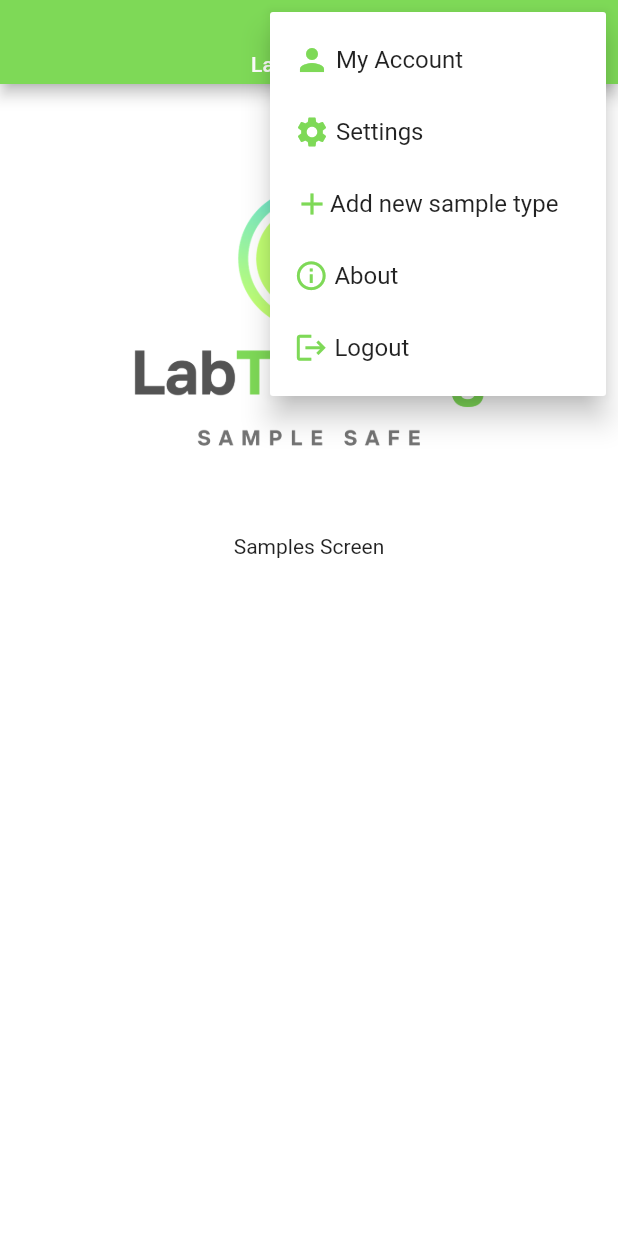
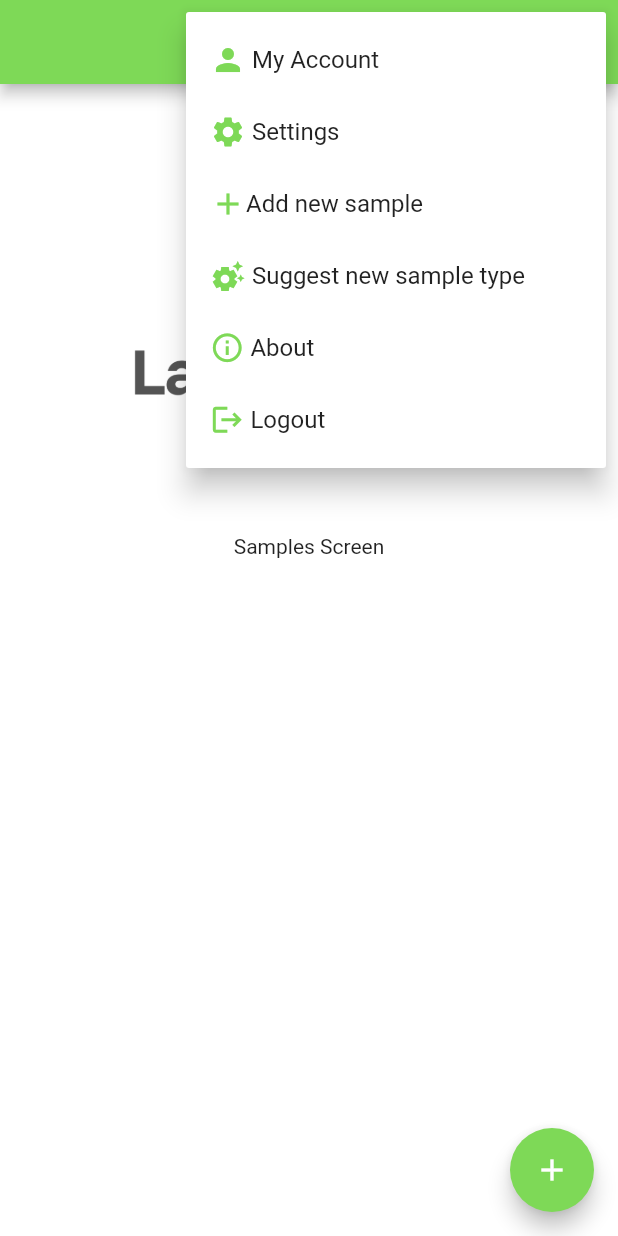
Before and after one commit to LabTracking/labtracking, a Flutter app: the SamplesScreen screen opened by its route, after a tap on the "menu" icon, on a phone screen of 412 x 824 dp. Run offline on Flutter 3.47's test engine with Material 2 defaults, Android fonts, the phone set to English and light mode, and no system bars; our stand-ins replace cloud_firestore, firebase_auth, firebase_core, flutter_signin_button, google_sign_in; accounts and stored records are empty.

Commit message:
new sample screen created

```diff
--- a/lib/main.dart
+++ b/lib/main.dart
@@ -1,6 +1,7 @@
 import 'package:flutter/material.dart';
 import 'package:firebase_core/firebase_core.dart';
 import 'package:labtracking/models/new_researcher_form_data.dart';
+import 'package:labtracking/screens/new_sample_screen.dart';
 import 'package:labtracking/screens/new_sample_type_screen.dart';
 import 'package:provider/provider.dart';
 
@@ -48,6 +49,7 @@ class MyApp extends StatelessWidget {
           AppRoutes.SIGNUP_OR_APP: (ctx) => SignUpOrAppScreen(),
           AppRoutes.SAMPLES: (ctx) => SamplesScreen(),
           AppRoutes.NEW_SAMPLE_TYPE: (ctx) => NewSampleTypeScreen(),
+          AppRoutes.NEW_SAMPLE: (ctx) => NewSampleScreen(),
         },
       ),
     );
--- a/lib/screens/samples_screen.dart
+++ b/lib/screens/samples_screen.dart
@@ -83,12 +83,24 @@ class _SamplesScreenState extends State<SamplesScreen> {
                         Icons.add,
                         color: Color.fromARGB(255, 126, 217, 87),
                       ),
-                      Text('Add new sample type'),
+                      Text('Add new sample'),
+                    ],
+                  ),
+                ),
+                const PopupMenuItem(
+                  value: 3,
+                  child: Row(
+                    children: [
+                      Icon(
+                        Icons.settings_suggest,
+                        color: Color.fromARGB(255, 126, 217, 87),
+                      ),
+                      Text(' Suggest new sample type'),
                     ],
                   ),
                 ),
                 const PopupMenuItem<int>(
-                  value: 3,
+                  value: 4,
                   child: Row(
                     children: [
                       Icon(
@@ -101,7 +113,7 @@ class _SamplesScreenState extends State<SamplesScreen> {
                   ),
                 ),
                 const PopupMenuItem<int>(
-                  value: 4,
+                  value: 5,
                   child: Row(
                     children: [
                       Icon(
@@ -121,10 +133,13 @@ class _SamplesScreenState extends State<SamplesScreen> {
               } else if (value == 1) {
                 print("Settings menu is selected.");
               } else if (value == 2) {
+                print("New Sample menu is selected.");
+                Navigator.of(context).pushNamed(AppRoutes.NEW_SAMPLE);
+              } else if (value == 3) {
                 Navigator.of(context).pushNamed(AppRoutes.NEW_SAMPLE_TYPE);
-              } else if (value == 3) {
+              } else if (value == 4) {
                 print("About is selected");
-              } else if (value == 4) {
+              } else if (value == 5) {
                 await AuthService.logout(_auth, _googleSignIn);
                 Navigator.of(context)
                     .pushNamedAndRemoveUntil(AppRoutes.HOME, (route) => false);
@@ -147,6 +162,13 @@ class _SamplesScreenState extends State<SamplesScreen> {
           ],
         ),
       ),
+      floatingActionButton: FloatingActionButton(
+        onPressed: () {
+          Navigator.of(context).pushNamed(AppRoutes.NEW_SAMPLE);
+        },
+        backgroundColor: const Color.fromARGB(255, 126, 217, 87),
+        child: const Icon(Icons.add),
+      ),
     );
   }
 }
--- a/lib/utils/routes.dart
+++ b/lib/utils/routes.dart
@@ -3,4 +3,5 @@ class AppRoutes {
   static const SIGNUP_OR_APP = '/signup_or_app_screen';
   static const SAMPLES = '/samples_screen';
   static const NEW_SAMPLE_TYPE = '/new_sample_type_screen';
+  static const NEW_SAMPLE = '/new_sample_screen';
 }
```
Also changed, not shown: lib/components/new_sample_form.dart (added, +141 -0 lines), lib/screens/new_sample_screen.dart (added, +41 -0 lines), 1 other file.
